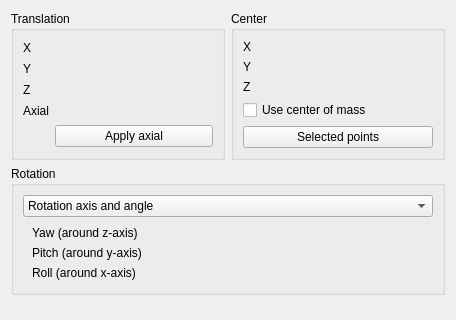
Above: src/Gui/Placement.ui from southseact-3d/fcd before the change; both pictures show x 0 to 456 and y 0 to 320 of the 456 by 492 pixel window. Below: the same form after it.
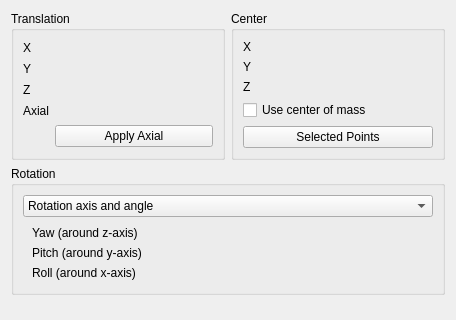
That is the form after the change. Custom widgets are drawn as their Qt base class.

```diff
--- a/src/Gui/Placement.ui
+++ b/src/Gui/Placement.ui
@@ -105,7 +105,7 @@
          <string>Shift click for opposite direction</string>
         </property>
         <property name="text">
-         <string>Apply axial</string>
+         <string>Apply Axial</string>
         </property>
        </widget>
       </item>
@@ -191,7 +191,7 @@
       <item row="4" column="0" colspan="2">
        <widget class="QPushButton" name="selectedVertex">
         <property name="text">
-         <string>Selected points</string>
+         <string>Selected Points</string>
         </property>
        </widget>
       </item>
```
Left out of the diff: 4 changed lines with no effect on the pictures.
